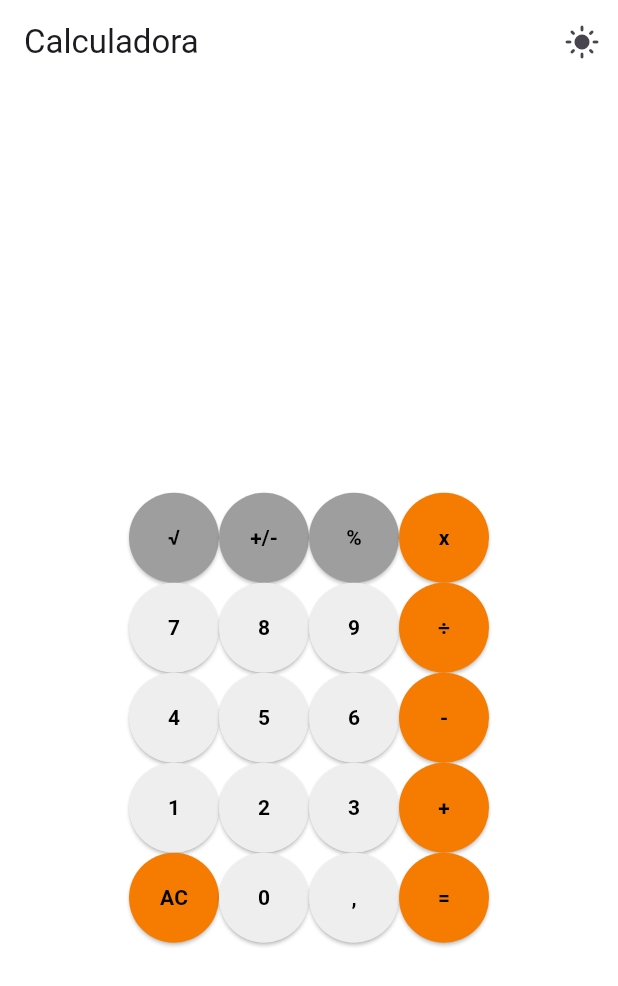
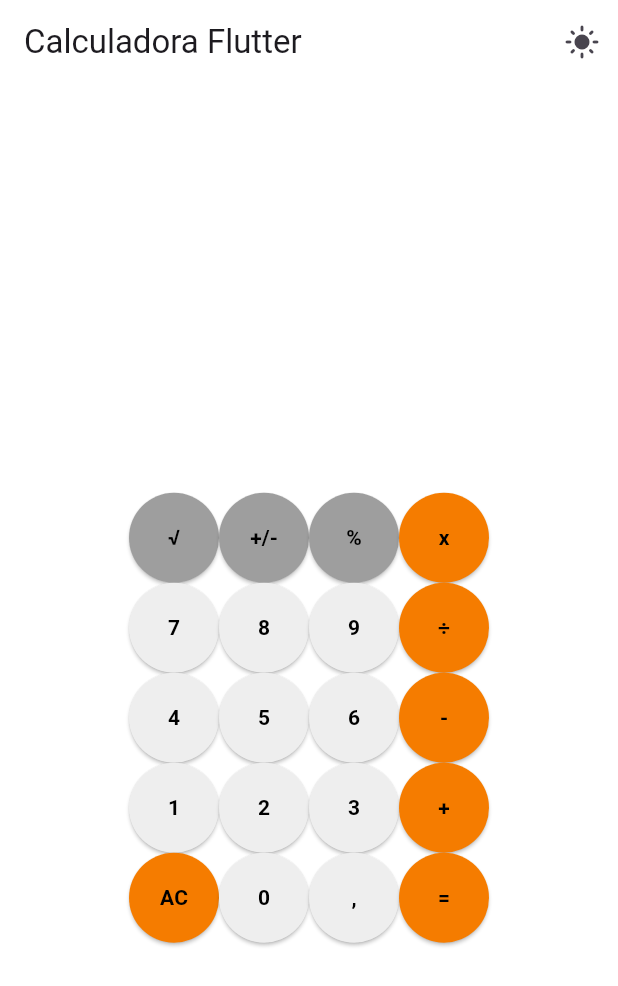
Before and after one commit to LucasPetruci/calculator, a Flutter app: the screen it shows after launch, on a phone screen of 412 x 824 dp. Shown: the top 986 px of the screen. Run offline on Flutter 3.47's test engine with Material 3 defaults, Android fonts, the phone set to English and light mode, and no system bars; our stand-ins replace go_router; missing offline and left inert: expressions.

Commit message:
change name

```diff
--- a/lib/src/view/home_screen.dart
+++ b/lib/src/view/home_screen.dart
@@ -39,7 +39,7 @@ class _HomeScreenState extends State<HomeScreen> {
       backgroundColor: backgroundColor,
       appBar: AppBar(
         backgroundColor: backgroundColor,
-        title: const Text('Calculadora'),
+        title: const Text('Calculadora Flutter'),
         actions: [
           IconButton(
             icon: Icon(themeProvider.themeMode == ThemeMode.dark
```
